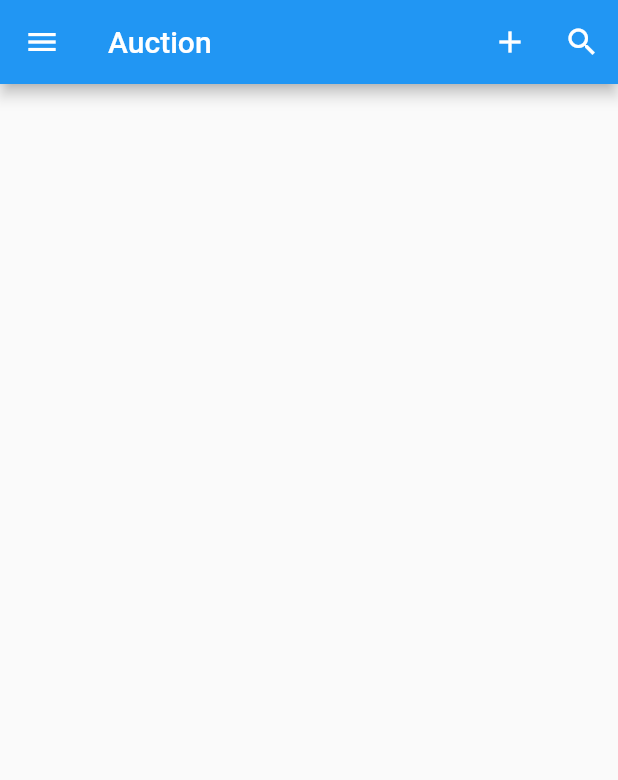
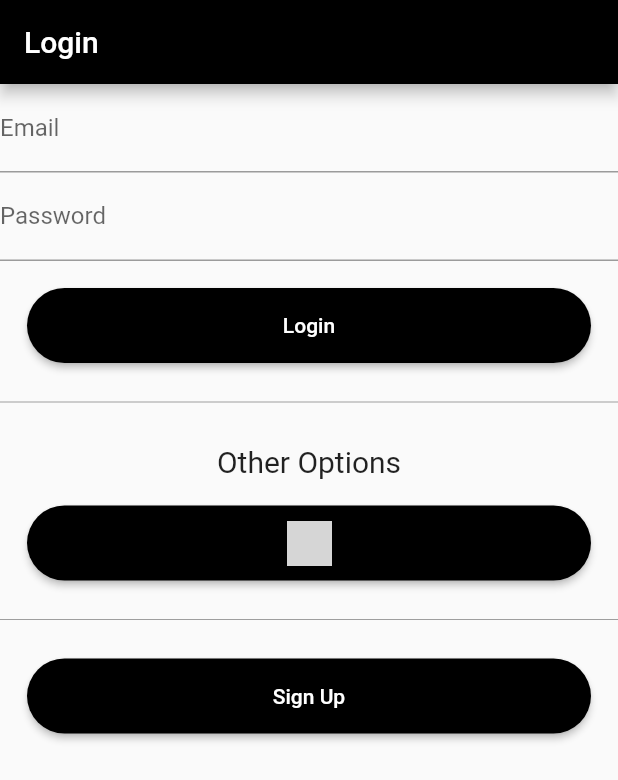
Before and after one commit to HamzaAkb/auction_app, a Flutter app: the screen it shows after launch, on a phone screen of 412 x 824 dp. Shown: the top 780 px of the screen. Run offline on Flutter 3.47's test engine with Material 2 defaults, Android fonts, the phone set to English and light mode, and no system bars; our stand-ins replace cloud_firestore, firebase_auth; accounts and stored records are empty; network calls fail; grey boxes are pictures that could not be loaded.

Commit message:
drawer + sign in + sign up

```diff
--- a/lib/main.dart
+++ b/lib/main.dart
@@ -1,119 +1,16 @@
 import 'package:flutter/material.dart';
+import 'package:auction_app/pages/login.dart';
 
-void main() => runApp(new MyApp());
+void main() {
+  runApp(MyApp());
+}
 
 class MyApp extends StatelessWidget {
   @override
   Widget build(BuildContext context) {
-    return new MaterialApp(
-      home: Scaffold(
-        appBar: AppBar(
-          title: new Text('Auction'),
-          actions: <Widget>[
-            // ADD Icon Display
-            new IconButton(
-              icon: Icon(
-                Icons.add,
-                color: Colors.white
-              ),
-              // FUNCTION to MAKE A NEW BID
-              onPressed: (){},
-            ),
-            // SEARCH Icon Display
-            new IconButton(
-              icon: Icon(
-                Icons.search,
-                color: Colors.white
-              ),
-              // Function to Implement SEARCH
-              onPressed: (){},
-            )
-          ],
-        ),
-        drawer: Drawer(
-        child: ListView(
-          children: <Widget>[
-            // Header
-            new UserAccountsDrawerHeader(
-              accountName: Text('Hamza Akbar'),
-              accountEmail: Text('hamzawakbar@gmail.com'),
-              currentAccountPicture: GestureDetector(
-                child: new CircleAvatar(
-                  backgroundColor: Colors.grey,
-                  child: Icon(Icons.person, color: Colors.white),
-                ),
-              ),
-              decoration: new BoxDecoration(
-                color: Colors.redAccent,
-              ),
-            ),
-            // Body
-            InkWell(
-              onTap: () {},
-              child: ListTile(
-                title: Text('Home Page'),
-                leading: Icon(Icons.home, color: Colors.red),
-              ),
-            ),
-            InkWell(
-              onTap: () {},
-              child: ListTile(
-                title: Text('Account'),
-                leading: Icon(Icons.person, color: Colors.red),
-              ),
-            ),
-            InkWell(
-              onTap: () {},
-              child: ListTile(
-                title: Text('Current Bids'),
-                leading: Icon(Icons.shopping_basket, color: Colors.red),
-              ),
-            ),
-            InkWell(
-              // onTap: () {
-              //   Navigator.push(context,
-              //       MaterialPageRoute(builder: (context) => new Cart()));
-              // },
-              child: ListTile(
-                title: Text('History'),
-                leading: Icon(
-                  Icons.shopping_cart,
-                  color: Colors.red,
-                ),
-              ),
-            ),
-            InkWell(
-              onTap: () {},
-              child: ListTile(
-                title: Text('Log Out'),
-                leading: Icon(Icons.favorite, color: Colors.red),
-              ),
-            ),
-            Divider(),
-            InkWell(
-              onTap: () {},
-              child: ListTile(
-                title: Text('Settings'),
-                leading: Icon(
-                  Icons.settings,
-                  color: Colors.blue,
-                ),
-              ),
-            ),
-            InkWell(
-              onTap: () {},
-              child: ListTile(
-                title: Text('About'),
-                leading: Icon(
-                  Icons.help,
-                  color: Colors.green,
-                ),
-              ),
-            )
-          ],
-        ),
-      ),
-      )
+    return MaterialApp(
+      debugShowCheckedModeBanner: false,
+      home: LoginPage(),
     );
   }
 }
--- /dev/null
+++ b/lib/pages/login.dart
@@ -0,0 +1,136 @@
+import 'package:flutter/material.dart';
+import 'package:firebase_auth/firebase_auth.dart';
+
+import 'package:auction_app/pages/home.dart';
+import 'package:auction_app/pages/signup.dart';
+
+class LoginPage extends StatefulWidget {
+
+  @override
+  _LoginPageState createState() => _LoginPageState();
+}
+
+class _LoginPageState extends State<LoginPage> {
+  String _email, _password;
+  final GlobalKey<FormState> _formKey = GlobalKey<FormState>();
+  @override
+  Widget build(BuildContext context) {
+    return Scaffold(
+      appBar: AppBar(
+        title: Text('Login'),
+        backgroundColor: Colors.black,
+      ),
+      body: Form(
+        key: _formKey,
+        child: Column(
+          children: <Widget>[
+            TextFormField(
+              validator: (input) {
+                if (input.isEmpty) {
+                  return 'Please Enter an Email';
+                }
+              },
+              onSaved: (input) => _email = input,
+              decoration: InputDecoration(labelText: 'Email'),
+            ),
+            TextFormField(
+              validator: (input) {
+                if (input.isEmpty) {
+                  return 'Please Enter a Password';
+                }
+              },
+              onSaved: (input) => _password = input,
+              decoration: InputDecoration(labelText: 'Password'),
+              obscureText: true,
+            ),
+            Padding(
+              padding: const EdgeInsets.all(18.0),
+              child: new ButtonTheme(
+                minWidth: double.infinity,
+                buttonColor: Colors.black,
+                height: 50,
+                child: RaisedButton(
+                  shape: new RoundedRectangleBorder(
+                      borderRadius: new BorderRadius.circular(40.0)),
+                  onPressed: signIn,
+                  child: new Text(
+                    'Login',
+                    style: new TextStyle(color: Colors.white),
+                  ),
+                ),
+              ),
+            ),
+            Divider(
+              color: Colors.grey,
+            ),
+            Padding(
+              padding: const EdgeInsets.fromLTRB(0, 20, 0, 0),
+              child: new Text(
+                'Other Options',
+                style: new TextStyle(fontSize: 20.0),
+              ),
+            ),
+            Padding(
+              padding: const EdgeInsets.all(18.0),
+              child: new ButtonTheme(
+                minWidth: double.infinity,
+                buttonColor: Colors.black,
+                height: 50,
+                child: RaisedButton(
+                    shape: new RoundedRectangleBorder(
+                        borderRadius: new BorderRadius.circular(40.0)),
+                    child: Image.network(
+                      'http://pngimg.com/uploads/google/google_PNG19635.png',
+                      width: 30.0,
+                      height: 30.0,
+                    ),
+                    onPressed: () {}),
+              ),
+            ),
+            Divider(
+              color: Colors.grey,
+            ),
+            Padding(
+              padding: const EdgeInsets.all(18.0),
+              child: new ButtonTheme(
+                minWidth: double.infinity,
+                buttonColor: Colors.black,
+                height: 50,
+                child: RaisedButton(
+                    shape: new RoundedRectangleBorder(
+                        borderRadius: new BorderRadius.circular(40.0)),
+                    child: new Text(
+                      'Sign Up',
+                      style: new TextStyle(color: Colors.white),
+                    ),
+                    onPressed: () {
+                      Navigator.push(
+                        context,
+                        MaterialPageRoute(builder: (context) => SignUp()),
+                      );
+                    }),
+              ),
+            ),
+          ],
+        ),
+      ),
+    );
+  }
+
+  Future<void> signIn() async {
+    final formState = _formKey.currentState;
+    if (formState.validate()) {
+      formState.save();
+      // TODO login to firebase
+      try {
+        FirebaseUser user = await FirebaseAuth.instance
+            .signInWithEmailAndPassword(email: _email, password: _password);
+        //TODO: Navigate to home
+        Navigator.push(context,
+            MaterialPageRoute(builder: (context) => new Home(user: user)));
+      } catch (e) {
+        print(e);
+      }
+    }
+  }
+}
--- a/pubspec.yaml
+++ b/pubspec.yaml
@@ -19,6 +19,8 @@ environment:
 dependencies:
   flutter:
     sdk: flutter
+  firebase_auth: ^0.8.4+5
+  cloud_firestore: ^0.9.13+1
 
   # The following adds the Cupertino Icons font to your application.
   # Use with the CupertinoIcons class for iOS style icons.
```
Also changed, not shown: lib/pages/home.dart (added, +105 -0 lines), lib/pages/signup.dart (added, +170 -0 lines), pubspec.lock, 4 other files.
